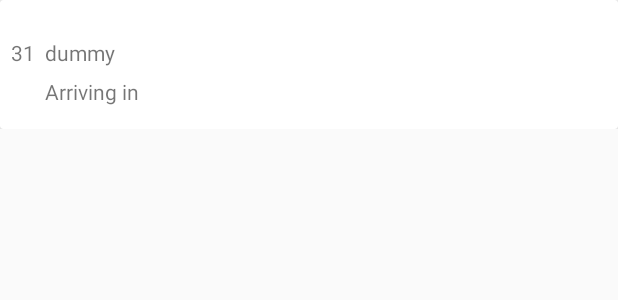
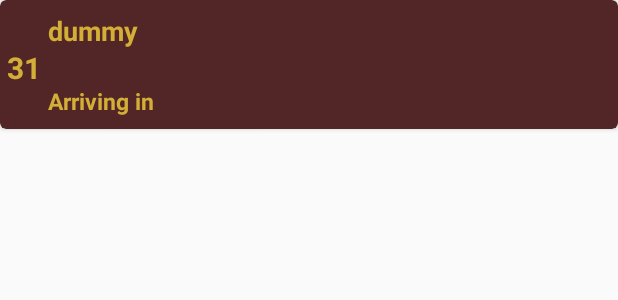
Before and after one commit to kgn86/cen4020_project, an Android app: the layout bus_item.xml on its own in the app's theme, with its tools: preview values and no code run, on a phone screen of 412 x 824 dp. Shown: the top 300 px of the screen. Run offline under Robolectric (Android 15) with nearby library versions, the phone set to English and light mode, and no system bars.

Commit message:
Updated bus tab UI colors
also adjusted bus arrival predicted time to round to 2 decimal places

```diff
--- a/FSUTranz/app/src/main/java/edu/fsu/cs/fsutranz/ui/bus/BusFragment.java
+++ b/FSUTranz/app/src/main/java/edu/fsu/cs/fsutranz/ui/bus/BusFragment.java
@@ -34,6 +34,7 @@ public class BusFragment extends Fragment {
         busViewModel = ViewModelProviders.of(this).get(BusViewModel.class);
         View root = inflater.inflate(R.layout.fragment_bus, container, false);
 
+        //Initialize the view page and its adapter
         BusFragmentPagerAdapter busAdapter = new BusFragmentPagerAdapter(getChildFragmentManager());
         pager = root.findViewById(R.id.busPager);
         pager.setAdapter(busAdapter);
@@ -44,20 +45,23 @@ public class BusFragment extends Fragment {
 }
 
 class BusFragmentPagerAdapter extends FragmentStatePagerAdapter {
+
     public BusFragmentPagerAdapter(FragmentManager fm) {
         super(fm);
     }
+
+    //Creates a RouteFragment for each tab
     public Fragment getItem(int i) {
         Fragment fragment = new RouteFragment(i);
-        Bundle args = new Bundle();
-        fragment.setArguments(args);
         return fragment;
     }
 
+    //Number of tabs
     public int getCount() {
         return 2;
     }
 
+    //Set tab texts
     public CharSequence getPageTitle(int position) {
         if (position == 0){
             return "GOLD";
@@ -65,6 +69,6 @@ class BusFragmentPagerAdapter extends FragmentStatePagerAdapter {
         else if (position == 1){
             return "GARNET";
         }
-        return "INVALID";
+        return "";
     }
 }
--- a/FSUTranz/app/src/main/java/edu/fsu/cs/fsutranz/ui/bus/RouteFragment.java
+++ b/FSUTranz/app/src/main/java/edu/fsu/cs/fsutranz/ui/bus/RouteFragment.java
@@ -12,8 +12,9 @@ import android.view.LayoutInflater;
 import android.view.View;
 import android.view.ViewGroup;
 
+import java.math.RoundingMode;
 import java.util.ArrayList;
-
+import java.math.BigDecimal;
 import edu.fsu.cs.fsutranz.R;
 
 //Represents a tab in BusFragment's view pager
@@ -46,9 +47,6 @@ public class RouteFragment extends Fragment {
         // Inflate the layout for this fragment
         View root = inflater.inflate(R.layout.fragment_route, container, false);
 
-        String[] stopNames = null;
-        double[] stopTimes = null;
-
         if (route == "gold"){
             helper.refreshGoldData();
             stopNames = helper.getGoldStopNames();
@@ -60,11 +58,19 @@ public class RouteFragment extends Fragment {
             stopTimes = helper.getGarnetPredTimes();
         }
 
+        //Creating items for recycler view
         ArrayList<createItem> items = new ArrayList<>();
         for (int i = 0; i < stopNames.length; i++){
-            items.add(new createItem(stopNames[i], i, stopTimes[i]));
+
+            //Rounds double to two places
+            BigDecimal bd = new BigDecimal(Double.toString(stopTimes[i]));
+            bd = bd.setScale(2, RoundingMode.HALF_UP);
+            double roundedDouble = bd.doubleValue();
+
+            items.add(new createItem(stopNames[i], i, roundedDouble));
         }
 
+        //Setting up recycler view and its adapter
         RecyclerView recyclerView = root.findViewById(R.id.stopsRecycler);
         RecyclerView.LayoutManager itemLayoutManager = new LinearLayoutManager(getContext()); //Layout is based on this context
         edu.fsu.cs.fsutranz.ui.bus.itemAdapter itemsAdapter = new edu.fsu.cs.fsutranz.ui.bus.itemAdapter(items); //itemAdapter to display items which loads the list of items
--- a/FSUTranz/app/src/main/res/layout/bus_item.xml
+++ b/FSUTranz/app/src/main/res/layout/bus_item.xml
@@ -7,33 +7,48 @@
 
     <androidx.cardview.widget.CardView
         android:layout_width="match_parent"
-        android:layout_height="86dp">
+        android:layout_height="86dp"
+        android:layout_marginBottom="4dp"
+        android:background="@color/garnet"
+        app:cardBackgroundColor="#522626"
+        app:cardCornerRadius="4dp">
 
         <androidx.constraintlayout.widget.ConstraintLayout
             android:layout_width="match_parent"
-            android:layout_height="match_parent">
+            android:layout_height="match_parent"
+            android:layout_margin="4dp"
+            android:background="#522626">
 
             <TextView
                 android:id="@+id/txtArriving"
                 android:layout_width="wrap_content"
                 android:layout_height="wrap_content"
-                android:layout_marginStart="30dp"
-                android:layout_marginLeft="30dp"
-                android:layout_marginBottom="15dp"
+                android:layout_marginStart="28dp"
+                android:layout_marginLeft="28dp"
+                android:layout_marginBottom="4dp"
                 android:text="Arriving in"
+                android:textColor="@color/gold"
+                android:textSize="15sp"
+                android:textStyle="bold"
                 app:layout_constraintBottom_toBottomOf="parent"
                 app:layout_constraintStart_toStartOf="parent" />
 
             <TextView
                 android:id="@+id/txtStop"
-                android:layout_width="wrap_content"
-                android:layout_height="wrap_content"
-                android:layout_marginStart="30dp"
-                android:layout_marginLeft="30dp"
-                android:layout_marginTop="25dp"
+                android:layout_width="372dp"
+                android:layout_height="47dp"
+                android:layout_marginStart="28dp"
+                android:layout_marginLeft="28dp"
+                android:layout_marginTop="4dp"
+                android:layout_marginBottom="6dp"
                 android:text="dummy"
+                android:textColor="@color/gold"
+                android:textSize="18sp"
+                android:textStyle="bold"
+                app:layout_constraintBottom_toTopOf="@+id/txtArriving"
                 app:layout_constraintStart_toStartOf="parent"
-                app:layout_constraintTop_toTopOf="parent" />
+                app:layout_constraintTop_toTopOf="parent"
+                app:layout_constraintVertical_bias="0.0" />
 
             <TextView
                 android:id="@+id/txtStopNum"
@@ -41,9 +56,15 @@
                 android:layout_height="wrap_content"
                 android:layout_marginTop="25dp"
                 android:text="31"
+                android:textColor="@color/gold"
+                android:textSize="20sp"
+                android:textStyle="bold"
+                app:layout_constraintBottom_toBottomOf="parent"
                 app:layout_constraintEnd_toStartOf="@+id/txtStop"
+                app:layout_constraintHorizontal_bias="0.153"
                 app:layout_constraintStart_toStartOf="parent"
-                app:layout_constraintTop_toTopOf="parent" />
+                app:layout_constraintTop_toTopOf="parent"
+                app:layout_constraintVertical_bias="0.076" />
         </androidx.constraintlayout.widget.ConstraintLayout>
 
     </androidx.cardview.widget.CardView>
--- a/FSUTranz/app/src/main/res/layout/fragment_bus.xml
+++ b/FSUTranz/app/src/main/res/layout/fragment_bus.xml
@@ -14,7 +14,8 @@
             android:id="@+id/tabLayout"
             android:layout_width="match_parent"
             android:layout_height="wrap_content"
-            app:tabIndicatorColor="#D4AF37">
+            app:tabTextColor="@color/gold"
+            app:tabIndicatorColor="@color/gold">
 
             <com.google.android.material.tabs.TabItem
                 android:id="@+id/goldTab"
```
